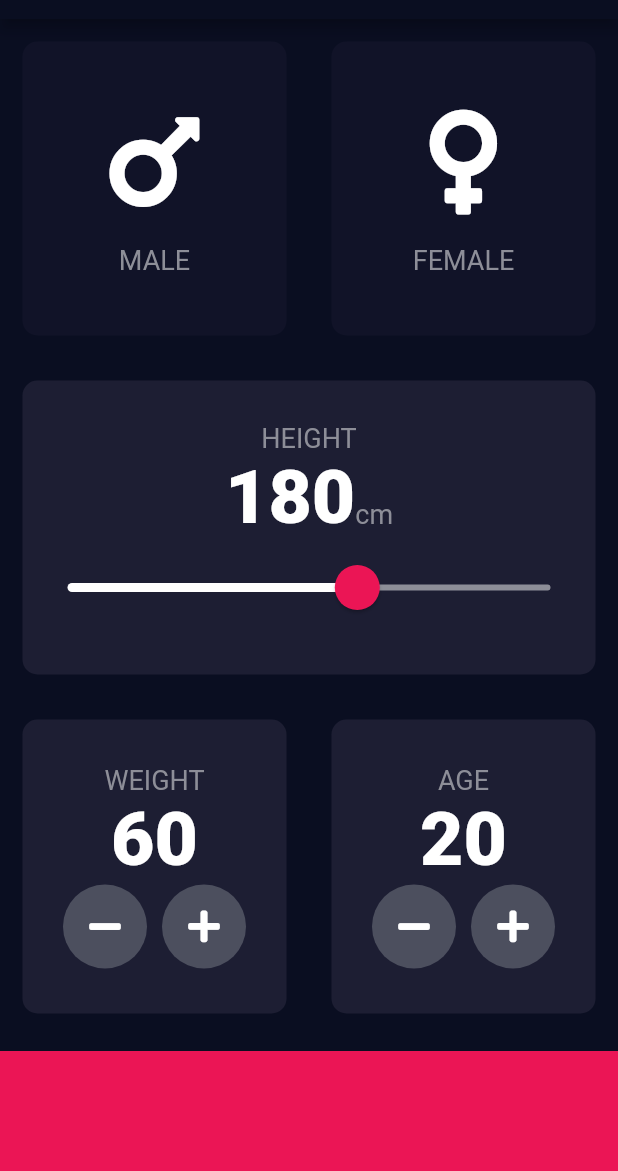
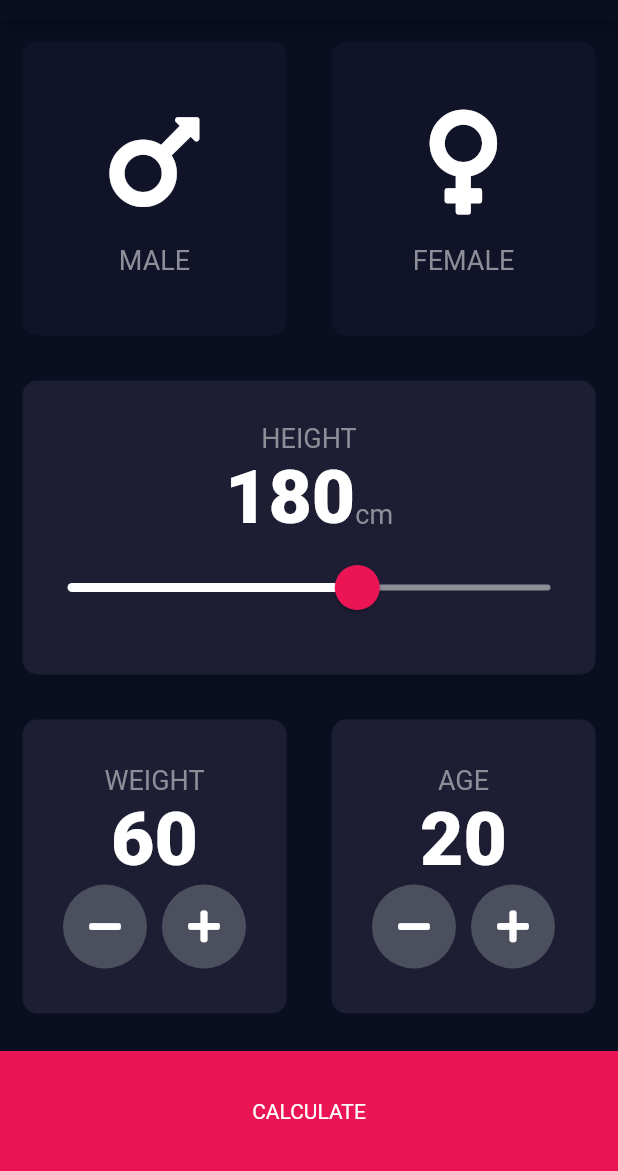
Before and after one commit to charger513/bmi-calculator-flutter, a Flutter app: the screen it shows after launch, on a phone screen of 412 x 824 dp, the part 65-1236 px from its top. Run offline on Flutter 3.47's test engine with Material 2 defaults, Android fonts, the phone set to English and light mode, and no system bars; our stand-ins replace font_awesome_flutter.

```diff
--- a/lib/input_page.dart
+++ b/lib/input_page.dart
@@ -1,5 +1,6 @@
 import 'package:bmi_calculator/constants.dart';
 import 'package:bmi_calculator/icon_content.dart';
+import 'package:bmi_calculator/results_page.dart';
 import 'package:bmi_calculator/reusable_card.dart';
 import 'package:flutter/material.dart';
 import 'package:font_awesome_flutter/font_awesome_flutter.dart';
@@ -203,11 +204,17 @@ class _InputPageState extends State<InputPage> {
               ],
             ),
           ),
-          Container(
-            color: kBottomContainerColor,
-            margin: EdgeInsets.only(top: 10.0),
-            width: double.infinity,
-            height: kBottomContainerHeight,
+          GestureDetector(
+            onTap: () {
+              Navigator.push(context, MaterialPageRoute(builder: (BuildContext context) => ResultsPage()));
+            },
+            child: Container(
+              child: Center(child: Text('CALCULATE')),
+              color: kBottomContainerColor,
+              margin: EdgeInsets.only(top: 10.0),
+              width: double.infinity,
+              height: kBottomContainerHeight,
+            ),
           )
         ],
       )
```
Also changed, not shown: lib/results_page.dart (added, +13 -0 lines).
